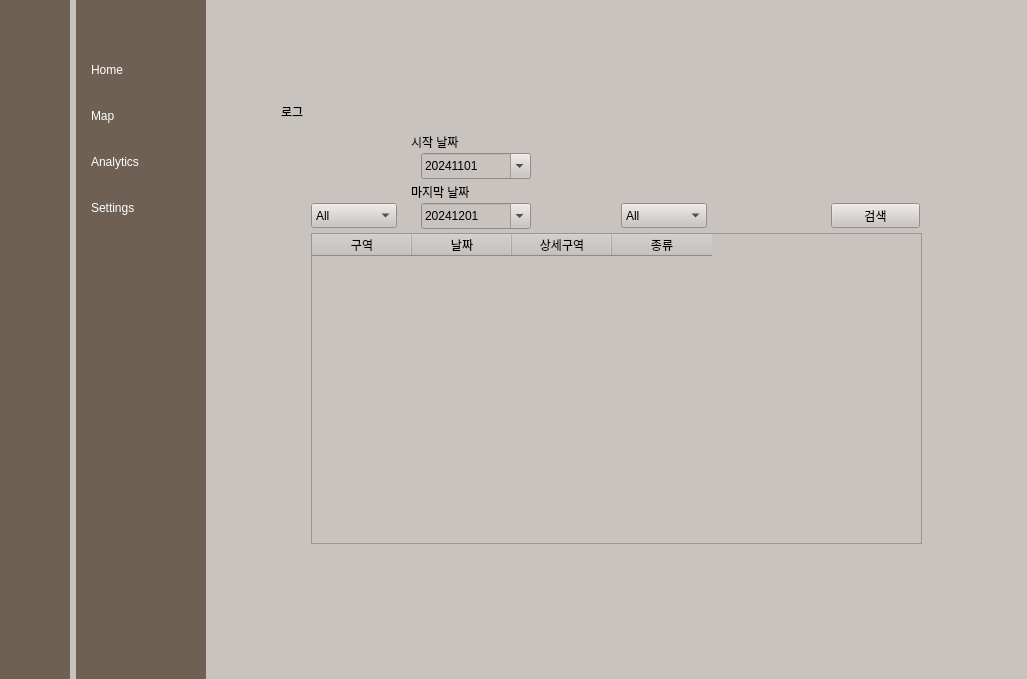
Before: the Qt Designer form client_pc/gui_pkg_ws/src/gui_manager_pkg/gui_manager_pkg/test_gui.ui in addinedu-ros-6th/ros-repo-3, drawn with Qt 5.
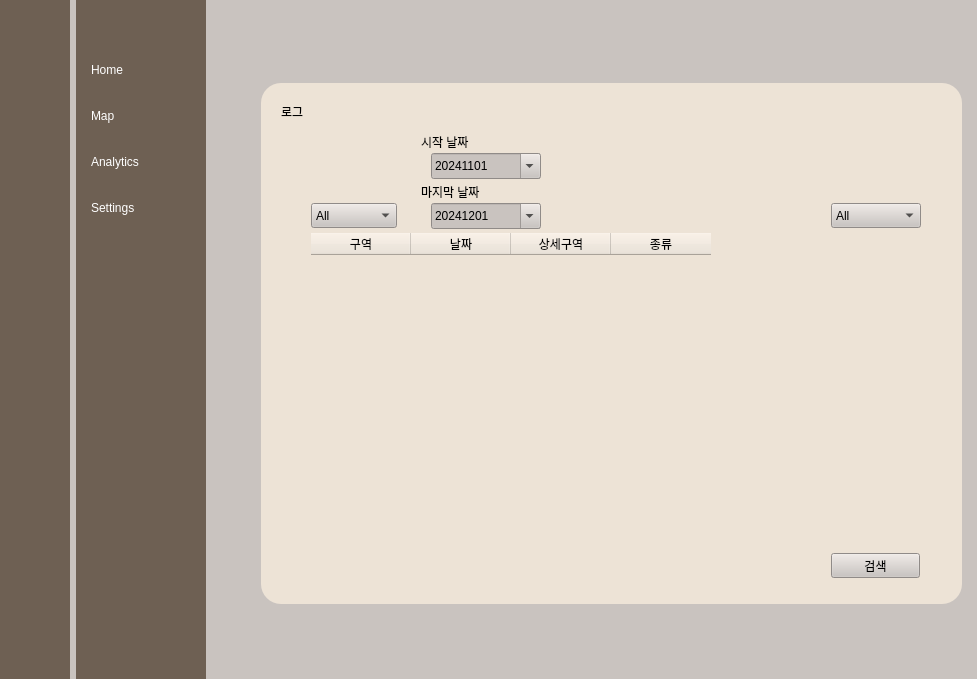
After: the same form once the commit is applied. The open tabs and pages were chosen to show the change. Icons and pictures are not drawn.

What changed in the file:
```diff
--- a/client_pc/gui_pkg_ws/src/gui_manager_pkg/gui_manager_pkg/test_gui.ui
+++ b/client_pc/gui_pkg_ws/src/gui_manager_pkg/gui_manager_pkg/test_gui.ui
@@ -6,7 +6,7 @@
    <rect>
     <x>0</x>
     <y>0</y>
-    <width>1027</width>
+    <width>977</width>
     <height>679</height>
    </rect>
   </property>
@@ -507,7 +507,7 @@
 background-color: rgb(201, 195, 191);</string>
          </property>
          <property name="currentIndex">
-          <number>0</number>
+          <number>1</number>
          </property>
          <widget class="QWidget" name="mainboard_page">
           <widget class="QGroupBox" name="weather_groupbox">
@@ -711,8 +711,8 @@
             <widget class="QLabel" name="home_monibot_state_label">
              <property name="geometry">
               <rect>
-               <x>20</x>
-               <y>50</y>
+               <x>30</x>
+               <y>46</y>
                <width>61</width>
                <height>21</height>
               </rect>
@@ -785,8 +785,8 @@
             <widget class="QLabel" name="home_pollibot_state_label">
              <property name="geometry">
               <rect>
-               <x>20</x>
-               <y>50</y>
+               <x>30</x>
+               <y>46</y>
                <width>61</width>
                <height>21</height>
               </rect>
@@ -1389,7 +1389,7 @@
           <widget class="QPushButton" name="pollibot_test_icon">
            <property name="geometry">
             <rect>
-             <x>610</x>
+             <x>440</x>
              <y>500</y>
              <width>71</width>
              <height>51</height>
@@ -1416,7 +1416,7 @@
           <widget class="QPushButton" name="monibot_test_icon">
            <property name="geometry">
             <rect>
-             <x>460</x>
+             <x>600</x>
              <y>500</y>
              <width>71</width>
              <height>51</height>
@@ -1511,7 +1511,7 @@
            <property name="geometry">
             <rect>
              <x>280</x>
-             <y>510</y>
+             <y>520</y>
              <width>91</width>
              <height>31</height>
             </rect>
@@ -1524,7 +1524,7 @@
            <property name="geometry">
             <rect>
              <x>10</x>
-             <y>370</y>
+             <y>380</y>
              <width>361</width>
              <height>141</height>
             </rect>
@@ -1556,20 +1556,6 @@
                </property>
               </widget>
              </item>
-             <item row="1" column="0">
-              <widget class="QLabel" name="label_20">
-               <property name="text">
-                <string>B</string>
-               </property>
-              </widget>
-             </item>
-             <item row="1" column="1">
-              <widget class="QLineEdit" name="B_sequence">
-               <property name="inputMethodHints">
-                <set>Qt::ImhDigitsOnly</set>
-               </property>
-              </widget>
-             </item>
              <item row="0" column="1">
               <widget class="QLineEdit" name="A_sequence">
                <property name="inputMethodHints">
@@ -1577,6 +1563,20 @@
                </property>
               </widget>
              </item>
+             <item row="1" column="1">
+              <widget class="QLineEdit" name="B_sequence">
+               <property name="inputMethodHints">
+                <set>Qt::ImhDigitsOnly</set>
+               </property>
+              </widget>
+             </item>
+             <item row="1" column="0">
+              <widget class="QLabel" name="label_20">
+               <property name="text">
+                <string>B</string>
+               </property>
+              </widget>
+             </item>
             </layout>
            </widget>
            <widget class="QGroupBox" name="groupBox_7">
@@ -1611,7 +1611,31 @@
             </layout>
            </widget>
           </widget>
+          <widget class="QGroupBox" name="weather_groupbox_3">
+           <property name="geometry">
+            <rect>
+             <x>0</x>
+             <y>372</y>
+             <width>391</width>
+             <height>231</height>
+            </rect>
+           </property>
+           <property name="styleSheet">
+            <string notr="true">background-color: rgb(253, 241, 226);
+background-color: rgb(237, 227, 214);
+
+
+border-top-left-radius:20px;
+border-top-right-radius:20px;
+border-bottom-left-radius:20px;
+border-bottom-right-radius:20px;</string>
+           </property>
+           <property name="title">
+            <string/>
+           </property>
+          </widget>
           <zorder>map_background</zorder>
+          <zorder>weather_groupbox_3</zorder>
           <zorder>splitter</zorder>
           <zorder>tree2_icon</zorder>
           <zorder>tree1_icon</zorder>
@@ -1647,7 +1671,7 @@
            <widget class="QGroupBox" name="logchart_groupBox">
             <property name="geometry">
              <rect>
-              <x>10</x>
+              <x>50</x>
               <y>70</y>
               <width>551</width>
               <height>111</height>
@@ -1809,8 +1833,8 @@
            <widget class="QLabel" name="label_7">
             <property name="geometry">
              <rect>
-              <x>310</x>
-              <y>40</y>
+              <x>-20</x>
+              <y>20</y>
               <width>161</width>
               <height>21</height>
              </rect>
@@ -1837,7 +1861,7 @@
            <widget class="QGroupBox" name="logchart_groupBox_2">
             <property name="geometry">
              <rect>
-              <x>10</x>
+              <x>50</x>
               <y>220</y>
               <width>551</width>
               <height>111</height>
@@ -2077,49 +2101,6 @@
           </widget>
          </widget>
          <widget class="QWidget" name="settings_page">
-          <widget class="QLabel" name="label_3">
-           <property name="geometry">
-            <rect>
-             <x>60</x>
-             <y>50</y>
-             <width>67</width>
-             <height>17</height>
-            </rect>
-           </property>
-           <property name="text">
-            <string>로그</string>
-           </property>
-          </widget>
-          <widget class="QTableWidget" name="area_log_show_box_2">
-           <property name="geometry">
-            <rect>
-             <x>90</x>
-             <y>180</y>
-             <width>611</width>
-             <height>311</height>
-            </rect>
-           </property>
-           <column>
-            <property name="text">
-             <string>구역</string>
-            </property>
-           </column>
-           <column>
-            <property name="text">
-             <string>날짜</string>
-            </property>
-           </column>
-           <column>
-            <property name="text">
-             <string>상세구역</string>
-            </property>
-           </column>
-           <column>
-            <property name="text">
-             <string>종류</string>
-            </property>
-           </column>
-          </widget>
           <widget class="QComboBox" name="area_check_box_2">
            <property name="geometry">
             <rect>
@@ -2148,7 +2129,7 @@
           <widget class="QDateEdit" name="date_box_2">
            <property name="geometry">
             <rect>
-             <x>200</x>
+             <x>210</x>
              <y>150</y>
              <width>110</width>
              <height>26</height>
@@ -2181,9 +2162,9 @@
           <widget class="QComboBox" name="disease_check_box_2">
            <property name="geometry">
             <rect>
-             <x>400</x>
+             <x>610</x>
              <y>150</y>
-             <width>86</width>
+             <width>90</width>
              <height>25</height>
             </rect>
            </property>
@@ -2227,7 +2208,7 @@
            <property name="geometry">
             <rect>
              <x>610</x>
-             <y>150</y>
+             <y>500</y>
              <width>89</width>
              <height>25</height>
             </rect>
@@ -2239,7 +2220,7 @@
           <widget class="QDateEdit" name="date_box_3">
            <property name="geometry">
             <rect>
-             <x>200</x>
+             <x>210</x>
              <y>100</y>
              <width>110</width>
              <height>26</height>
@@ -2262,32 +2243,107 @@
             <bool>true</bool>
            </property>
           </widget>
-          <widget class="QLabel" name="label_4">
+          <widget class="QGroupBox" name="weather_groupbox_2">
            <property name="geometry">
             <rect>
-             <x>190</x>
-             <y>80</y>
-             <width>67</width>
-             <height>17</height>
+             <x>40</x>
+             <y>30</y>
+             <width>701</width>
+             <height>521</height>
             </rect>
            </property>
-           <property name="text">
-            <string>시작 날짜</string>
+           <property name="styleSheet">
+            <string notr="true">background-color: rgb(253, 241, 226);
+background-color: rgb(237, 227, 214);
+
+
+border-top-left-radius:20px;
+border-top-right-radius:20px;
+border-bottom-left-radius:20px;
+border-bottom-right-radius:20px;</string>
            </property>
-          </widget>
-          <widget class="QLabel" name="label_8">
-           <property name="geometry">
-            <rect>
-             <x>190</x>
-             <y>130</y>
-             <width>81</width>
-             <height>17</height>
-            </rect>
+           <property name="title">
+            <string/>
            </property>
-           <property name="text">
-            <string>마지막 날짜</string>
-           </property>
+           <widget class="QLabel" name="label_3">
+            <property name="geometry">
+             <rect>
+              <x>20</x>
+              <y>20</y>
+              <width>67</width>
+              <height>17</height>
+             </rect>
+            </property>
+            <property name="autoFillBackground">
+             <bool>false</bool>
+            </property>
+            <property name="text">
+             <string>로그</string>
+            </property>
+           </widget>
+           <widget class="QLabel" name="label_4">
+            <property name="geometry">
+             <rect>
+              <x>160</x>
+              <y>50</y>
+              <width>67</width>
+              <height>17</height>
+             </rect>
+            </property>
+            <property name="text">
+             <string>시작 날짜</string>
+            </property>
+           </widget>
+           <widget class="QLabel" name="label_8">
+            <property name="geometry">
+             <rect>
+              <x>160</x>
+              <y>100</y>
+              <width>81</width>
+              <height>17</height>
+             </rect>
+            </property>
+            <property name="text">
+             <string>마지막 날짜</string>
+            </property>
+           </widget>
+           <widget class="QTableWidget" name="area_log_show_box_2">
+            <property name="geometry">
+             <rect>
+              <x>50</x>
+              <y>150</y>
+              <width>611</width>
+              <height>311</height>
+             </rect>
+            </property>
+            <column>
+             <property name="text">
+              <string>구역</string>
+             </property>
+            </column>
+            <column>
+             <property name="text">
+              <string>날짜</string>
+             </property>
+            </column>
+            <column>
+             <property name="text">
+              <string>상세구역</string>
+             </property>
+            </column>
+            <column>
+             <property name="text">
+              <string>종류</string>
+             </property>
+            </column>
+           </widget>
           </widget>
+          <zorder>weather_groupbox_2</zorder>
+          <zorder>area_check_box_2</zorder>
+          <zorder>date_box_2</zorder>
+          <zorder>disease_check_box_2</zorder>
+          <zorder>search_log_btn_2</zorder>
+          <zorder>date_box_3</zorder>
          </widget>
         </widget>
        </item>
```
